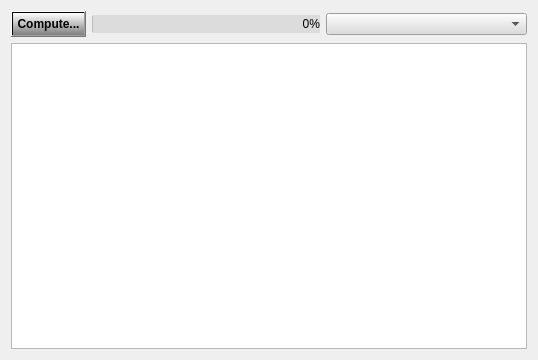
First picture: the form in src/commons/RexDataGrid.ui, repository stslu/rex, before the edit.
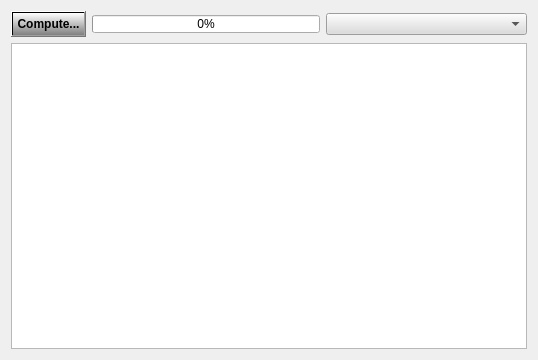
Second picture: the form after the edit.

Commit message: SGP-1062_RexNodes : progress bar. background color set to gradient darkBlue

```diff
--- a/src/commons/RexDataGrid.ui
+++ b/src/commons/RexDataGrid.ui
@@ -77,12 +77,16 @@
           </size>
          </property>
          <property name="autoFillBackground">
-          <bool>true</bool>
+          <bool>false</bool>
          </property>
          <property name="styleSheet">
           <string notr="true">background-color: rgb(220, 220, 220);
 border-color: rgb(199, 199, 199);
-color: rgb(0, 0, 0);</string>
+color: rgb(0, 0, 0);
+
+QProgressBar::chunk {
+     background-color: darkblue;
+ }</string>
          </property>
          <property name="maximum">
           <number>10000</number>
```
The commit also changes 1 other file.
